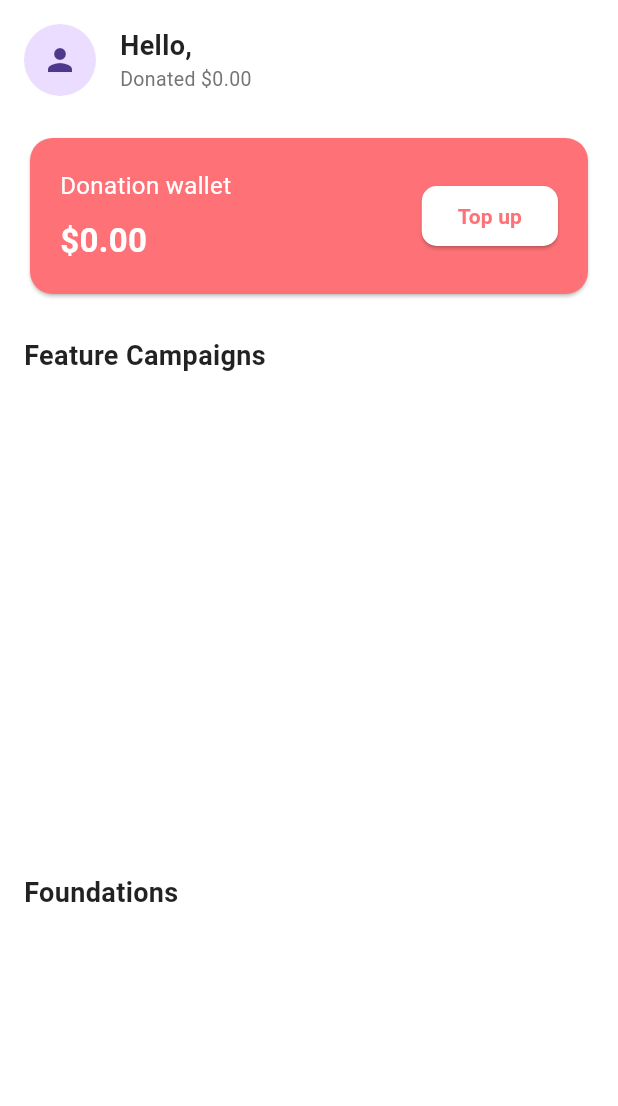
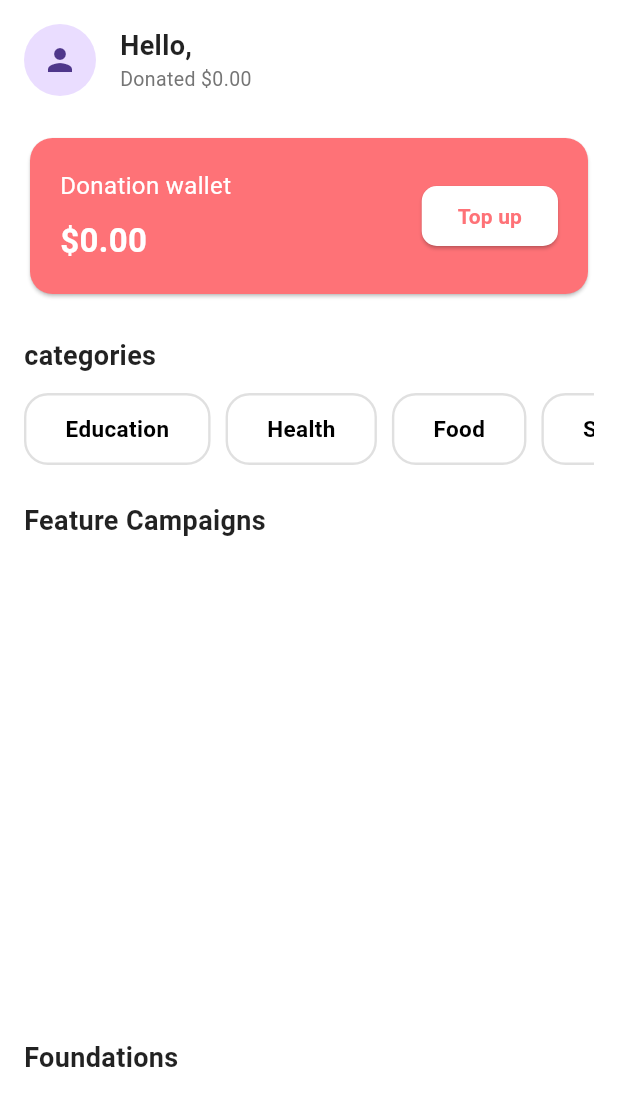
Before and after one commit to YoussefGhonem1/charity_app, a Flutter app: the HomeScreen screen opened by its route, on a phone screen of 412 x 824 dp. Shown: the top 1106 px of the screen. Run offline on Flutter 3.47's test engine with Material 3 defaults, Android fonts, the phone set to English and light mode, and no system bars; our stand-ins replace cloud_firestore, confetti, dots_indicator, firebase_auth, firebase_core, firebase_storage and 4 more; accounts and stored records are empty.

Commit message:
feat:categorydetails

```diff
--- a/lib/src/features/home/screen/home_screen.dart
+++ b/lib/src/features/home/screen/home_screen.dart
@@ -9,12 +9,25 @@ import 'package:charity/src/shared/theme/app_colors.dart';
 import 'package:charity/src/shared/widgets/button.dart';
 import 'package:flutter/material.dart';
 import 'package:flutter_bloc/flutter_bloc.dart';
+import '../../category_details/category_details.dart';
 import '../cubits/campaign_cubit.dart';
 import '../widgets/feature_campaign_card.dart';
 import '../widgets/lastest_campaign_card.dart';
+import '../widgets/category_chip.dart';
+import '../models/category_model.dart';
 
 class HomeScreen extends StatelessWidget {
   const HomeScreen({Key? key}) : super(key: key);
+
+
+  static final List<CategoryModel> categories = [
+    CategoryModel('Education'),
+    CategoryModel('Health'),
+    CategoryModel('Food'),
+    CategoryModel('Shelter'),
+    CategoryModel('Clothes'),
+    CategoryModel('Emergency'),
+  ];
 
   @override
   Widget build(BuildContext context) {
@@ -117,6 +130,40 @@ class HomeScreen extends StatelessWidget {
             },
           ),
           const SizedBox(height: 24),
+
+
+          Text(
+            t.translate('categories') ?? 'categories',
+            style: TextStyle(
+              fontWeight: FontWeight.bold,
+              fontSize: 18,
+              color: Theme.of(context).textTheme.bodyLarge?.color,
+            ),
+          ),
+          const SizedBox(height: 12),
+          SizedBox(
+            height: 48,
+            child: ListView.separated(
+              scrollDirection: Axis.horizontal,
+              itemCount: categories.length,
+              separatorBuilder: (_, __) => const SizedBox(width: 10),
+              itemBuilder: (context, index) {
+                final category = categories[index];
+                return GestureDetector(
+                  onTap: () {
+                    Navigator.pushNamed(
+                      context,
+                      Routes.categoryDetails,
+                      arguments: category.name,
+                      );
+                  },
+                  child: CategoryChip(category: category),
+                );
+              },
+            ),
+          ),
+          const SizedBox(height: 24),
+
           BlocBuilder<CampaignsCubit, CampaignsState>(
             builder: (context, state) {
               if (state is CampaignsLoading)
@@ -263,7 +310,7 @@ class HomeScreen extends StatelessWidget {
                               ? latestCampaigns.length
                               : displayedCampaigns.length,
                           gridDelegate:
-                              const SliverGridDelegateWithFixedCrossAxisCount(
+                          const SliverGridDelegateWithFixedCrossAxisCount(
                             crossAxisCount: 2,
                             childAspectRatio: 0.99,
                             crossAxisSpacing: 12,
@@ -282,7 +329,7 @@ class HomeScreen extends StatelessWidget {
                                 );
                               },
                               child:
-                                  BlocBuilder<FavouriteCubit, FavouriteState>(
+                              BlocBuilder<FavouriteCubit, FavouriteState>(
                                 builder: (context, favState) {
                                   return FutureBuilder<bool>(
                                     future: context
--- a/lib/src/features/home/widgets/category_chip.dart
+++ b/lib/src/features/home/widgets/category_chip.dart
@@ -3,24 +3,41 @@ import '../models/category_model.dart';
 
 class CategoryChip extends StatelessWidget {
   final CategoryModel category;
+  final bool isSelected;
 
-  const CategoryChip({Key? key, required this.category}) : super(key: key);
+  const CategoryChip({
+    Key? key,
+    required this.category,
+    this.isSelected = false,
+  }) : super(key: key);
 
   @override
   Widget build(BuildContext context) {
     return Container(
-      padding: EdgeInsets.symmetric(horizontal: 26, vertical: 12),
+      padding: const EdgeInsets.symmetric(horizontal: 26, vertical: 12),
       decoration: BoxDecoration(
-        color: Colors.white,
-        border: Border.all(color: Colors.grey.shade300, width: 1.6),
+        color: isSelected ? const Color(0xFFFE7277) : Colors.white,
+        border: Border.all(
+          color: isSelected ? const Color(0xFFFE7277) : Colors.grey.shade300,
+          width: 1.6,
+        ),
         borderRadius: BorderRadius.circular(16),
+        boxShadow: isSelected
+            ? [
+          BoxShadow(
+            color: const Color(0xFFFE7277).withOpacity(0.3),
+            blurRadius: 8,
+            offset: const Offset(0, 2),
+          )
+        ]
+            : null,
       ),
       child: Text(
         category.name,
         style: TextStyle(
           fontWeight: FontWeight.bold,
           fontSize: 15,
-          color: Colors.black,
+          color: isSelected ? Colors.white : Colors.black,
         ),
       ),
     );
--- a/lib/src/shared/routing/app_routs.dart
+++ b/lib/src/shared/routing/app_routs.dart
@@ -20,6 +20,7 @@ import 'package:charity/src/features/splash/screens/splash_page.dart';
 import 'package:charity/src/features/zakat_calculator/screens/zakat_calculator_page.dart';
 import 'package:flutter/material.dart';
 import 'package:charity/src/features/forget_password/screens/reset_password_sent_page.dart';
+import '../../features/category_details/category_details.dart';
 import '../../features/sigin_in_email/screens/signin_email.dart';
 import '../../features/sign_in_password/screens/sign_in_password_screen.dart';
 import 'package:charity/src/features/profile_management/transactions_screen.dart';
@@ -56,6 +57,7 @@ class Routes {
   static const String add_donate = '/add_donate';
   static const String prof_manage = '/prof_manage';
   static const String foundationPage = "/foundation_page";
+  static const String categoryDetails = '/category_details';
 }
 
 class AppRoutes {
@@ -80,13 +82,16 @@ class AppRoutes {
         return MaterialPageRoute(
           builder: (_) => DonationPage(campaign: campaign),
         );
+
       case Routes.layout:
         return MaterialPageRoute(builder: (_) => const LayoutScreen());
 
       case Routes.forgetPassword:
         return MaterialPageRoute(builder: (_) => ForgetPasswordPage());
+
       case Routes.forgetConfirmation:
         return MaterialPageRoute(builder: (_) => ResetPasswordSentScreen());
+
       case Routes.donate:
         final campaign = settings.arguments as CampaignModel;
         return MaterialPageRoute(builder: (_) => DonatePage(campaign: campaign));
@@ -108,8 +113,10 @@ class AppRoutes {
         final campaign = args['campaign'] as CampaignModel;
         final amount = args['amount'] as double;
         return MaterialPageRoute(builder: (_) => SuccessPage(campaign: campaign, amount: amount));
+
       case Routes.addCard:
         return MaterialPageRoute(builder: (_) => AddNewCardPage());
+
       case Routes.signInEmail:
         return MaterialPageRoute(builder: (_) => LoginPage());
 
@@ -123,6 +130,7 @@ class AppRoutes {
 
       case Routes.homePage:
         return MaterialPageRoute(builder: (_) => HomeScreen());
+
       case Routes.transactions:
         return MaterialPageRoute(
           builder: (_) => BlocProvider(
@@ -130,6 +138,7 @@ class AppRoutes {
             child: const TransactionsScreen(),
           ),
         );
+
       case Routes.prof_manage:
         return MaterialPageRoute(
           builder: (_) => BlocProvider(
@@ -137,10 +146,13 @@ class AppRoutes {
             child: const ProfileManagementScreen(),
           ),
         );
+
       case Routes.editProfile:
         return MaterialPageRoute(builder: (_) => const EditProfileScreen());
+
       case Routes.inviteFriends:
         return MaterialPageRoute(builder: (_) => const InviteFriendsScreen());
+
       case Routes.settings:
         return MaterialPageRoute(
           builder: (_) => BlocProvider(
@@ -148,14 +160,24 @@ class AppRoutes {
             child: const SettingsScreen(),
           ),
         );
+
       case Routes.zakatCalculator:
         return MaterialPageRoute(builder: (_) => const ZakatCalculatorPage());
+
       case Routes.add_donate:
         return MaterialPageRoute(builder: (_) => DonationScreen());
+
       case Routes.foundationPage:
         final foundation = settings.arguments as FoundationModel;
         return MaterialPageRoute(
           builder: (_) => FoundationPage(foundation: foundation),
+        );
+
+
+      case Routes.categoryDetails:
+        final categoryName = settings.arguments as String;
+        return MaterialPageRoute(
+          builder: (_) => CategoryDetailsScreen(categoryName: categoryName),
         );
 
       default:
```
Also changed, not shown: lib/src/features/category_details/category_details.dart (added, +164 -0 lines). Lines whose indentation alone changed are shown as unchanged.
